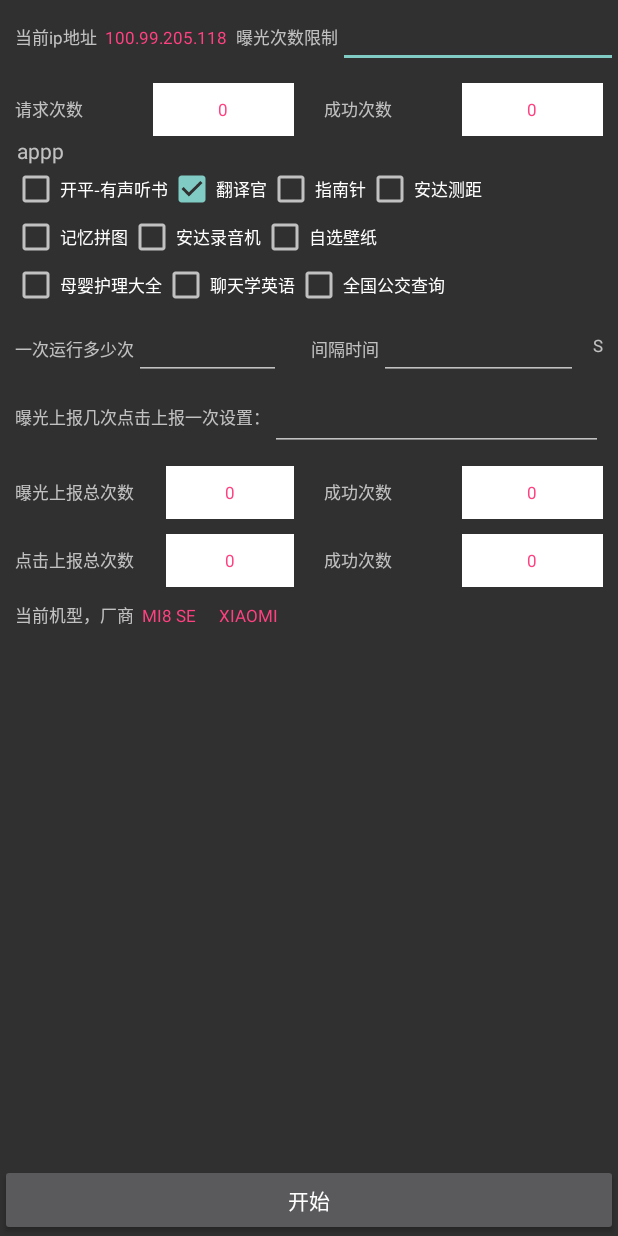
After one commit to 115MRLI/Interpreter, an Android app: the Main2Activity screen opened directly, with no data from a screen before it, on a phone screen of 412 x 824 dp. The commit adds this screen. Run offline under Robolectric (Android 15) with nearby library versions, the phone set to English and light mode, and no system bars; our stand-ins replace ButterKnife.

Commit message:
添加控制台

```diff
--- /dev/null
+++ b/app/src/main/java/printer/test/interpreter/Main2Activity.java
@@ -0,0 +1,38 @@
+package printer.test.interpreter;
+
+
+import android.app.Activity;
+import android.content.Intent;
+
+import printer.test.interpreter.base.BaseActivity;
+
+public class Main2Activity extends BaseActivity {
+    @Override
+    protected int getLayout() {
+        return R.layout.activity_main2;
+    }
+
+    @Override
+    protected void initView() {
+        super.initView();
+    }
+
+    @Override
+    protected void initEvent() {
+        super.initEvent();
+    }
+
+    @Override
+    protected void getIntentData() {
+        super.getIntentData();
+    }
+
+    /**
+     * 跳转到本页面
+     *
+     * @param activity
+     */
+    public static void jumpHere(Activity activity) {
+        activity.startActivity(new Intent(activity, Main2Activity.class));
+    }
+}
--- a/app/src/main/java/printer/test/interpreter/MainActivity.java
+++ b/app/src/main/java/printer/test/interpreter/MainActivity.java
@@ -22,6 +22,7 @@ import android.webkit.WebResourceRequest;
 import android.webkit.WebSettings;
 import android.webkit.WebView;
 import android.webkit.WebViewClient;
+import android.widget.Button;
 import android.widget.ImageView;
 import android.widget.LinearLayout;
 import android.widget.PopupWindow;
@@ -60,6 +61,9 @@ public class MainActivity extends BaseActivity implements CommonPopupWindow.View
     TextView jiaohuan;
     @BindView(R.id.top)
     View top;
+
+    @BindView(R.id.jump)
+    Button jump;
     //展示内容
     private String contexturl;
     private MainPresenter presenter;
@@ -82,13 +86,19 @@ public class MainActivity extends BaseActivity implements CommonPopupWindow.View
     protected void initEvent() {
 
         super.initEvent();
+        jump.setOnClickListener(new View.OnClickListener() {
+            @Override
+            public void onClick(View v) {
+                Main2Activity.jumpHere(MainActivity.this);
+            }
+        });
 
     }
 
     @Override
     protected void onStart() {
         super.onStart();
-        reqData();
+//        reqData();
     }
 
     /**
@@ -128,8 +138,11 @@ public class MainActivity extends BaseActivity implements CommonPopupWindow.View
     @Override
     protected void onPause() {
         super.onPause();
-        popupWindow.dismiss();
-        handler.removeCallbacks(runnable);
+        if (popupWindow != null) {
+            popupWindow.dismiss();
+            handler.removeCallbacks(runnable);
+        }
+
     }
 
     @Override
--- a/app/src/main/res/layout/activity_main.xml
+++ b/app/src/main/res/layout/activity_main.xml
@@ -100,8 +100,8 @@
             android:layout_height="wrap_content"
             android:layout_margin="5dp"
             android:background="@drawable/bt_set"
+            android:clickable="true"
             android:gravity="center_vertical"
-            android:clickable="true"
             android:orientation="horizontal">
 
             <ImageView
@@ -137,9 +137,9 @@
             android:layout_margin="3dp"
             android:layout_weight="1"
             android:background="@drawable/bt_set"
+            android:clickable="true"
             android:gravity="center"
             android:text="翻译"
-            android:clickable="true"
             android:textColor="#333"
             android:textSize="23dp" />
 
@@ -150,8 +150,8 @@
             android:layout_margin="3dp"
             android:layout_weight="1"
             android:background="@drawable/bt_set"
+            android:clickable="true"
             android:gravity="center"
-            android:clickable="true"
             android:text="交换语言翻译"
             android:textColor="#333"
             android:textSize="23dp" />
@@ -170,9 +170,17 @@
         android:textColor="#333"
         android:textColorHint="#a3a3a3"
         android:textSize="23dp" />
+
     <View
         android:id="@+id/top"
+        android:layout_width="match_parent"
+        android:layout_height="1dp"
+        android:layout_alignParentBottom="true" />
+
+    <Button
+        android:id="@+id/jump"
+        android:layout_width="match_parent"
+        android:layout_height="wrap_content"
         android:layout_alignParentBottom="true"
-        android:layout_width="match_parent"
-        android:layout_height="1dp"/>
+        android:text="控制台" />
 </RelativeLayout>
--- /dev/null
+++ b/app/src/main/res/layout/activity_main2.xml
@@ -0,0 +1,474 @@
+<?xml version="1.0" encoding="utf-8"?>
+<LinearLayout xmlns:android="http://schemas.android.com/apk/res/android"
+    android:layout_width="match_parent"
+    android:layout_height="match_parent"
+    android:orientation="vertical">
+
+    <LinearLayout
+        android:id="@+id/top"
+        android:layout_width="match_parent"
+        android:layout_height="wrap_content"
+        android:orientation="horizontal">
+
+        <TextView
+            android:layout_width="wrap_content"
+            android:layout_height="wrap_content"
+            android:layout_marginLeft="10dp"
+            android:text="当前ip地址  "
+            android:textSize="11.5dp" />
+
+        <TextView
+            android:id="@+id/ip_address"
+            android:layout_width="wrap_content"
+            android:layout_height="wrap_content"
+            android:text="100.99.205.118"
+            android:textColor="@color/colorAccent"
+            android:textSize="11.5dp"
+            android:textStyle="normal" />
+
+        <TextView
+            android:layout_width="wrap_content"
+            android:layout_height="wrap_content"
+            android:layout_marginLeft="6dp"
+            android:text="曝光次数限制"
+            android:textSize="11.5dp" />
+
+        <EditText
+            android:id="@+id/number"
+            android:layout_width="0dp"
+            android:layout_height="wrap_content"
+            android:layout_weight="1" />
+
+    </LinearLayout>
+
+    <LinearLayout
+        android:layout_width="match_parent"
+        android:layout_height="wrap_content"
+        android:layout_marginTop="10dp"
+        android:orientation="horizontal">
+
+        <LinearLayout
+            android:layout_width="0dp"
+            android:layout_height="wrap_content"
+            android:layout_marginLeft="10dp"
+            android:layout_marginRight="10dp"
+            android:layout_weight="1"
+            android:orientation="horizontal">
+
+            <TextView
+                android:layout_width="wrap_content"
+                android:layout_height="wrap_content"
+                android:text="请求次数"
+                android:textSize="11.5dp" />
+
+            <View
+                android:layout_width="0dp"
+                android:layout_height="1dp"
+                android:layout_weight="1" />
+
+            <TextView
+                android:id="@+id/all"
+                android:layout_width="0dp"
+                android:layout_height="wrap_content"
+                android:layout_weight="2"
+                android:background="#fff"
+                android:gravity="center"
+                android:padding="10dp"
+                android:text="0"
+                android:textColor="@color/colorAccent"
+                android:textSize="11.5dp" />
+        </LinearLayout>
+
+        <LinearLayout
+            android:layout_width="0dp"
+            android:layout_height="wrap_content"
+            android:layout_marginLeft="10dp"
+            android:layout_marginRight="10dp"
+            android:layout_weight="1"
+            android:orientation="horizontal">
+
+            <TextView
+
+                android:layout_width="wrap_content"
+                android:layout_height="wrap_content"
+                android:text="成功次数"
+                android:textSize="11.5dp" />
+
+            <View
+                android:layout_width="0dp"
+                android:layout_height="1dp"
+                android:layout_weight="1" />
+
+            <TextView
+                android:id="@+id/success_number"
+                android:layout_width="0dp"
+                android:layout_height="wrap_content"
+                android:layout_weight="2"
+                android:background="#fff"
+                android:gravity="center"
+                android:padding="10dp"
+                android:text="0"
+                android:textColor="@color/colorAccent"
+                android:textSize="11.5dp" />
+        </LinearLayout>
+    </LinearLayout>
+
+    <TextView
+        android:layout_width="wrap_content"
+        android:layout_height="wrap_content"
+        android:layout_marginLeft="11.5dp"
+        android:text="appp" />
+
+    <LinearLayout
+        android:layout_width="match_parent"
+        android:layout_height="wrap_content"
+        android:layout_marginLeft="8dp"
+        android:layout_marginRight="8dp"
+        android:orientation="vertical">
+
+        <LinearLayout
+            android:layout_width="match_parent"
+            android:layout_height="wrap_content"
+            android:orientation="horizontal">
+
+            <CheckBox
+                android:layout_width="wrap_content"
+                android:layout_height="wrap_content"
+                android:text="开平-有声听书"
+                android:textSize="11.5dp" />
+
+            <CheckBox
+                android:layout_width="wrap_content"
+                android:layout_height="wrap_content"
+                android:checked="true"
+                android:text="翻译官"
+                android:textSize="11.5dp" />
+
+            <CheckBox
+                android:layout_width="wrap_content"
+                android:layout_height="wrap_content"
+                android:text="指南针"
+                android:textSize="11.5dp" />
+
+            <CheckBox
+                android:layout_width="wrap_content"
+                android:layout_height="wrap_content"
+                android:text="安达测距"
+                android:textSize="11.5dp" />
+        </LinearLayout>
+
+        <LinearLayout
+            android:layout_width="match_parent"
+            android:layout_height="wrap_content"
+            android:orientation="horizontal">
+
+
+            <CheckBox
+                android:layout_width="wrap_content"
+                android:layout_height="wrap_content"
+                android:text="记忆拼图"
+                android:textSize="11.5dp" />
+
+            <CheckBox
+                android:layout_width="wrap_content"
+                android:layout_height="wrap_content"
+                android:text="安达录音机"
+                android:textSize="11.5dp" />
+
+            <CheckBox
+                android:layout_width="wrap_content"
+                android:layout_height="wrap_content"
+                android:text="自选壁纸"
+                android:textSize="11.5dp" />
+        </LinearLayout>
+
+        <LinearLayout
+            android:layout_width="match_parent"
+            android:layout_height="wrap_content"
+            android:orientation="horizontal">
+
+            <CheckBox
+                android:layout_width="wrap_content"
+                android:layout_height="wrap_content"
+                android:text="母婴护理大全"
+                android:textSize="11.5dp" />
+
+            <CheckBox
+                android:layout_width="wrap_content"
+                android:layout_height="wrap_content"
+                android:text="聊天学英语"
+                android:textSize="11.5dp" />
+
+            <CheckBox
+                android:layout_width="wrap_content"
+                android:layout_height="wrap_content"
+                android:text="全国公交查询"
+                android:textSize="11.5dp" />
+        </LinearLayout>
+    </LinearLayout>
+
+    <LinearLayout
+        android:layout_width="match_parent"
+        android:layout_height="wrap_content"
+        android:layout_marginTop="2dp"
+        android:gravity="center_vertical"
+        android:orientation="horizontal">
+
+        <LinearLayout
+            android:layout_width="0dp"
+            android:layout_height="wrap_content"
+            android:layout_marginLeft="10dp"
+            android:layout_marginRight="10dp"
+            android:layout_weight="1"
+            android:orientation="horizontal">
+
+            <TextView
+                android:layout_width="wrap_content"
+                android:layout_height="wrap_content"
+                android:text="一次运行多少次"
+                android:textSize="11.5dp" />
+
+            <EditText
+                android:id="@+id/once_number"
+                android:layout_width="0dp"
+                android:layout_height="wrap_content"
+                android:layout_weight="1" />
+        </LinearLayout>
+
+        <LinearLayout
+            android:layout_width="0dp"
+            android:layout_height="wrap_content"
+            android:layout_marginLeft="10dp"
+            android:layout_marginRight="10dp"
+            android:layout_weight="1"
+            android:orientation="horizontal">
+
+            <TextView
+                android:layout_width="wrap_content"
+                android:layout_height="wrap_content"
+                android:text="间隔时间"
+                android:textSize="11.5dp" />
+
+            <EditText
+                android:id="@+id/once_time"
+                android:layout_width="0dp"
+                android:layout_height="wrap_content"
+                android:layout_weight="1" />
+        </LinearLayout>
+
+        <TextView
+            android:layout_width="wrap_content"
+            android:layout_height="wrap_content"
+            android:layout_marginRight="10dp"
+            android:text="S"
+            android:textSize="11.5dp" />
+    </LinearLayout>
+
+    <LinearLayout
+        android:layout_width="match_parent"
+        android:layout_height="wrap_content"
+        android:layout_marginLeft="10dp"
+        android:layout_marginRight="10dp"
+        android:layout_marginTop="2dp"
+        android:gravity="center_vertical"
+        android:orientation="horizontal">
+
+        <TextView
+            android:layout_width="wrap_content"
+            android:layout_height="wrap_content"
+            android:text="曝光上报几次点击上报一次设置："
+            android:textSize="11.5dp" />
+
+        <EditText
+            android:id="@+id/ip_number"
+            android:layout_width="0dp"
+            android:layout_height="wrap_content"
+            android:layout_weight="1" />
+    </LinearLayout>
+
+    <LinearLayout
+        android:layout_width="match_parent"
+        android:layout_height="wrap_content"
+        android:layout_marginTop="10dp"
+        android:orientation="horizontal">
+
+        <LinearLayout
+            android:layout_width="0dp"
+            android:layout_height="wrap_content"
+            android:layout_marginLeft="10dp"
+            android:layout_marginRight="10dp"
+            android:layout_weight="1"
+            android:orientation="horizontal">
+
+            <TextView
+                android:layout_width="wrap_content"
+                android:layout_height="wrap_content"
+                android:text="曝光上报总次数"
+                android:textSize="11.5dp" />
+
+            <View
+                android:layout_width="0dp"
+                android:layout_height="1dp"
+                android:layout_weight="0.5" />
+
+            <TextView
+                android:layout_width="0dp"
+                android:layout_height="wrap_content"
+                android:layout_weight="2"
+                android:background="#fff"
+                android:gravity="center"
+                android:padding="10dp"
+                android:text="0"
+                android:textColor="@color/colorAccent"
+                android:textSize="11.5dp" />
+        </LinearLayout>
+
+        <LinearLayout
+            android:layout_width="0dp"
+            android:layout_height="wrap_content"
+            android:layout_marginLeft="10dp"
+            android:layout_marginRight="10dp"
+            android:layout_weight="1"
+            android:orientation="horizontal">
+
+            <TextView
+
+                android:layout_width="wrap_content"
+                android:layout_height="wrap_content"
+                android:text="成功次数"
+                android:textSize="11.5dp" />
+
+            <View
+                android:layout_width="0dp"
+                android:layout_height="1dp"
+                android:layout_weight="1" />
+
+            <TextView
+                android:id="@+id/success_number"
+                android:layout_width="0dp"
+                android:layout_height="wrap_content"
+                android:layout_weight="2"
+                android:background="#fff"
+                android:gravity="center"
+                android:padding="10dp"
+                android:text="0"
+                android:textColor="@color/colorAccent"
+                android:textSize="11.5dp" />
+        </LinearLayout>
+    </LinearLayout>
+
+    <LinearLayout
+        android:layout_width="match_parent"
+        android:layout_height="wrap_content"
+        android:layout_marginTop="10dp"
+        android:orientation="horizontal">
+
+        <LinearLayout
+            android:layout_width="0dp"
+            android:layout_height="wrap_content"
+            android:layout_marginLeft="10dp"
+            android:layout_marginRight="10dp"
+            android:layout_weight="1"
+            android:orientation="horizontal">
+
+            <TextView
+                android:layout_width="wrap_content"
+                android:layout_height="wrap_content"
+                android:text="点击上报总次数"
+                android:textSize="11.5dp" />
+
+            <View
+                android:layout_width="0dp"
+                android:layout_height="1dp"
+                android:layout_weight="0.5" />
+
+            <TextView
+                android:layout_width="0dp"
+                android:layout_height="wrap_content"
+                android:layout_weight="2"
+                android:background="#fff"
+                android:gravity="center"
+                android:padding="10dp"
+                android:text="0"
+                android:textColor="@color/colorAccent"
+                android:textSize="11.5dp" />
+        </LinearLayout>
+
+        <LinearLayout
+            android:layout_width="0dp"
+            android:layout_height="wrap_content"
+            android:layout_marginLeft="10dp"
+            android:layout_marginRight="10dp"
+            android:layout_weight="1"
+            android:orientation="horizontal">
+
+            <TextView
+
+                android:layout_width="wrap_content"
+                android:layout_height="wrap_content"
+                android:text="成功次数"
+                android:textSize="11.5dp" />
+
+            <View
+                android:layout_width="0dp"
+                android:layout_height="1dp"
+                android:layout_weight="1" />
+
+            <TextView
+                android:id="@+id/success_number"
+                android:layout_width="0dp"
+                android:layout_height="wrap_content"
+                android:layout_weight="2"
+                android:background="#fff"
+                android:gravity="center"
+                android:padding="10dp"
+                android:text="0"
+                android:textColor="@color/colorAccent"
+                android:textSize="11.5dp" />
+        </LinearLayout>
+    </LinearLayout>
+
+    <LinearLayout
+        android:layout_width="match_parent"
+        android:layout_height="wrap_content"
+        android:layout_marginTop="10dp"
+        android:orientation="horizontal">
+
+        <TextView
+            android:layout_width="wrap_content"
+            android:layout_height="wrap_content"
+            android:layout_marginLeft="10dp"
+            android:text="当前机型，厂商  "
+            android:textSize="11.5dp" />
+
+        <TextView
+            android:layout_width="wrap_content"
+            android:layout_height="wrap_content"
+            android:text="MI8 SE"
+            android:textColor="@color/colorAccent"
+            android:textSize="11.5dp"
+            android:textStyle="normal" />
+
+        <TextView
+            android:layout_width="wrap_content"
+            android:layout_height="wrap_content"
+            android:layout_marginLeft="15dp"
+            android:text="XIAOMI"
+            android:textColor="@color/colorAccent"
+            android:textSize="11.5dp"
+            android:textStyle="normal" />
+
+    </LinearLayout>
+
+    <View
+        android:layout_width="match_parent"
+        android:layout_height="0dp"
+        android:layout_weight="1" />
+
+    <Button
+        android:id="@+id/jump"
+        android:layout_width="match_parent"
+        android:layout_height="wrap_content"
+        android:layout_alignParentBottom="true"
+        android:text="开始" />
+</LinearLayout>
```
Also changed, not shown: app/src/main/AndroidManifest.xml (+5 -3 lines).
